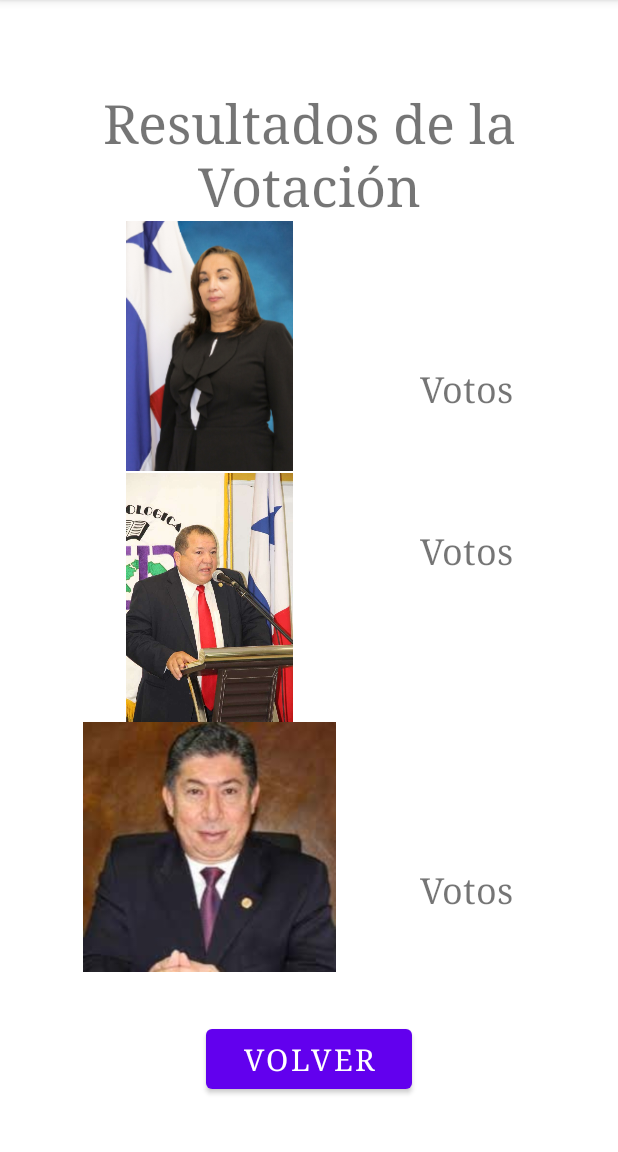
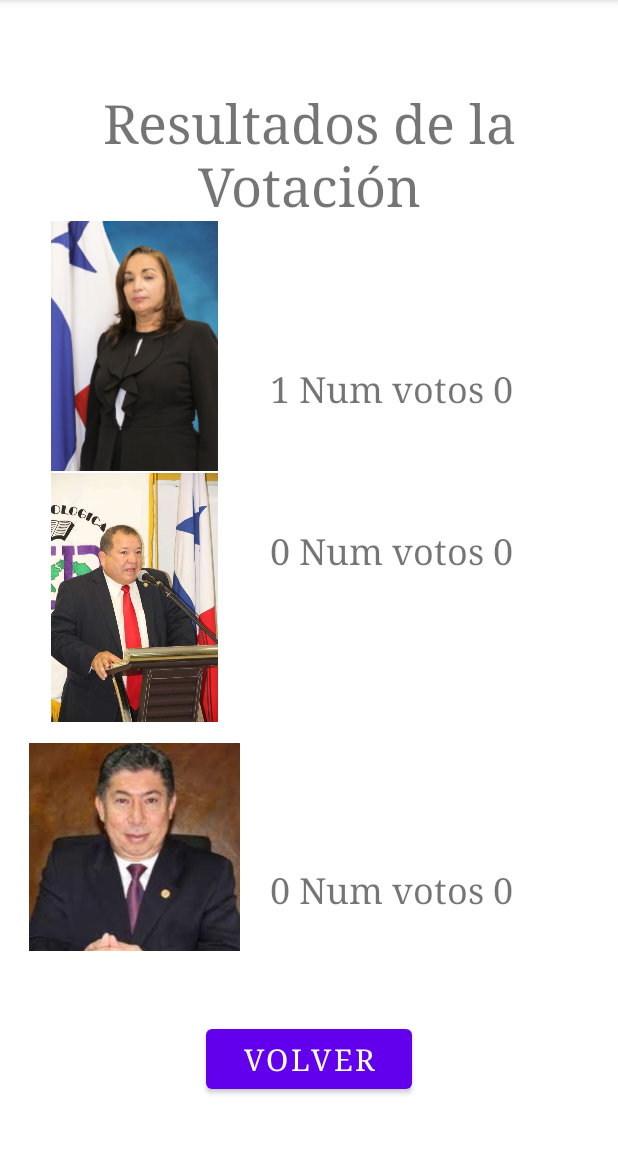
Before and after one commit to jeancj09/hpa4-proyecto01, an Android app: the PantallaResultados screen opened directly, with no data from a screen before it, on a phone screen of 412 x 824 dp, the part 84-1236 px from its top. Run offline under Robolectric (Android 15) with nearby library versions, the phone set to English and light mode, and no system bars.

Commit message:
Ajustes a la vista de los resultados de las votaciones

```diff
--- a/app/src/main/java/com/jeanj/hpa4_proyecto01/MainActivity.java
+++ b/app/src/main/java/com/jeanj/hpa4_proyecto01/MainActivity.java
@@ -138,8 +138,8 @@ public class MainActivity extends AppCompatActivity {
                 else
                 {
                     Context context = view.getContext();
-                    CharSequence text = String.valueOf(Datos.pos);//"Cédula incorrecta. Ingrese de nuevo.";
-                    int duration = Toast.LENGTH_LONG;
+                    CharSequence text = "Cédula incorrecta. Ingrese de nuevo.";
+                    int duration = Toast.LENGTH_SHORT;
                     Toast toast = Toast.makeText(context, text, duration);
                     toast.show();
                 }
--- a/app/src/main/java/com/jeanj/hpa4_proyecto01/PantallaResultados.java
+++ b/app/src/main/java/com/jeanj/hpa4_proyecto01/PantallaResultados.java
@@ -12,18 +12,26 @@ import android.widget.TextView;
 
 public class PantallaResultados extends AppCompatActivity {
 
+
     @Override
     protected void onCreate(Bundle savedInstanceState) {
         super.onCreate(savedInstanceState);
         setContentView(R.layout.activity_pantalla_resultados);
 Button bttback;
+TextView v1,v2,v3;
 bttback=findViewById(R.id.bttback);
+v1=findViewById(R.id.votos1);
+v2=findViewById(R.id.votos2);
+v3=findViewById(R.id.votos3);
+
+        v1.setText(Datos.voto.get(0)+" Num votos "+Datos.numvoto);
+        v2.setText(Datos.voto.get(1)+" Num votos "+Datos.numvoto);
+        v3.setText(Datos.voto.get(2)+" Num votos "+Datos.numvoto);
 
         bttback.setOnClickListener(new View.OnClickListener() {
             @Override
             public void onClick(View view) {
                 Intent intent = new Intent(getApplicationContext(), MenuPrincipal.class);
-
                 startActivity(intent);
 
             }
--- a/app/src/main/java/com/jeanj/hpa4_proyecto01/PantallaVotacion.java
+++ b/app/src/main/java/com/jeanj/hpa4_proyecto01/PantallaVotacion.java
@@ -63,7 +63,7 @@ public class PantallaVotacion extends AppCompatActivity {
 
                 Context context = view.getContext();
                 CharSequence text = "Votación realizada con éxito.";
-                int duration = Toast.LENGTH_LONG;
+                int duration = Toast.LENGTH_SHORT;
                 Toast toast = Toast.makeText(context, text, duration);
                 toast.show();
 
```
Also changed, not shown: app/src/main/java/com/jeanj/hpa4_proyecto01/MenuPrincipal.java (+4 -3 lines).
